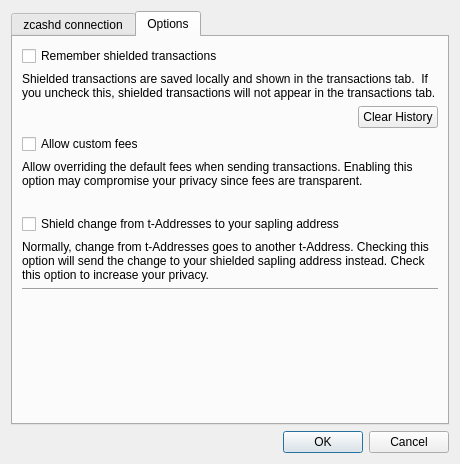
Above: src/settings.ui from z-bitcoinz/BitcoinZ_Blue before the change. Below: the same form after it.
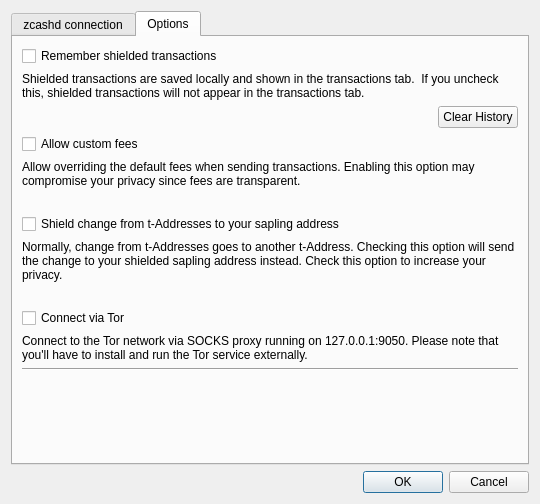
That is the form after the change. The open tabs and pages were chosen to show the change.

The edit to the form file:
```diff
--- a/src/settings.ui
+++ b/src/settings.ui
@@ -6,14 +6,14 @@
    <rect>
     <x>0</x>
     <y>0</y>
-    <width>460</width>
-    <height>464</height>
+    <width>540</width>
+    <height>504</height>
    </rect>
   </property>
   <property name="minimumSize">
    <size>
-    <width>460</width>
-    <height>464</height>
+    <width>540</width>
+    <height>500</height>
    </size>
   </property>
   <property name="windowTitle">
@@ -26,7 +26,7 @@
    <item>
     <widget class="QTabWidget" name="tabWidget">
      <property name="currentIndex">
-      <number>0</number>
+      <number>1</number>
      </property>
      <widget class="QWidget" name="tab">
       <attribute name="title">
@@ -145,10 +145,10 @@
        <string>Options</string>
       </attribute>
       <layout class="QGridLayout" name="gridLayout">
-       <item row="1" column="0" colspan="2">
-        <widget class="QLabel" name="label_5">
+       <item row="10" column="0" colspan="2">
+        <widget class="QLabel" name="lblTor">
          <property name="text">
-          <string>Shielded transactions are saved locally and shown in the transactions tab.  If you uncheck this, shielded transactions will not appear in the transactions tab.</string>
+          <string>Connect to the Tor network via SOCKS proxy running on 127.0.0.1:9050. Please note that you'll have to install and run the Tor service externally.</string>
          </property>
          <property name="wordWrap">
           <bool>true</bool>
@@ -162,6 +162,16 @@
          </property>
         </widget>
        </item>
+       <item row="1" column="0" colspan="2">
+        <widget class="QLabel" name="label_5">
+         <property name="text">
+          <string>Shielded transactions are saved locally and shown in the transactions tab.  If you uncheck this, shielded transactions will not appear in the transactions tab.</string>
+         </property>
+         <property name="wordWrap">
+          <bool>true</bool>
+         </property>
+        </widget>
+       </item>
        <item row="2" column="0">
         <spacer name="horizontalSpacer">
          <property name="orientation">
@@ -182,26 +192,6 @@
          </property>
         </widget>
        </item>
-       <item row="8" column="0" colspan="2">
-        <widget class="Line" name="line_2">
-         <property name="orientation">
-          <enum>Qt::Horizontal</enum>
-         </property>
-        </widget>
-       </item>
-       <item row="9" column="0" colspan="2">
-        <spacer name="verticalSpacer_2">
-         <property name="orientation">
-          <enum>Qt::Vertical</enum>
-         </property>
-         <property name="sizeHint" stdset="0">
-          <size>
-           <width>20</width>
-           <height>40</height>
-          </size>
-         </property>
-        </spacer>
-       </item>
        <item row="3" column="0">
         <widget class="QCheckBox" name="chkCustomFees">
          <property name="text">
@@ -209,16 +199,6 @@
          </property>
         </widget>
        </item>
-       <item row="4" column="0" colspan="2">
-        <widget class="QLabel" name="label_6">
-         <property name="text">
-          <string>Allow overriding the default fees when sending transactions. Enabling this option may compromise your privacy since fees are transparent. </string>
-         </property>
-         <property name="wordWrap">
-          <bool>true</bool>
-         </property>
-        </widget>
-       </item>
        <item row="7" column="0" colspan="2">
         <widget class="QLabel" name="label_7">
          <property name="text">
@@ -229,6 +209,36 @@
          </property>
         </widget>
        </item>
+       <item row="11" column="0" colspan="2">
+        <widget class="Line" name="line_2">
+         <property name="orientation">
+          <enum>Qt::Horizontal</enum>
+         </property>
+        </widget>
+       </item>
+       <item row="12" column="0" colspan="2">
+        <spacer name="verticalSpacer_2">
+         <property name="orientation">
+          <enum>Qt::Vertical</enum>
+         </property>
+         <property name="sizeHint" stdset="0">
+          <size>
+           <width>20</width>
+           <height>40</height>
+          </size>
+         </property>
+        </spacer>
+       </item>
+       <item row="4" column="0" colspan="2">
+        <widget class="QLabel" name="label_6">
+         <property name="text">
+          <string>Allow overriding the default fees when sending transactions. Enabling this option may compromise your privacy since fees are transparent. </string>
+         </property>
+         <property name="wordWrap">
+          <bool>true</bool>
+         </property>
+        </widget>
+       </item>
        <item row="6" column="0" colspan="2">
         <widget class="QCheckBox" name="chkAutoShield">
          <property name="text">
@@ -243,6 +253,20 @@
          </property>
         </widget>
        </item>
+       <item row="9" column="0">
+        <widget class="QCheckBox" name="chkTor">
+         <property name="text">
+          <string>Connect via Tor</string>
+         </property>
+        </widget>
+       </item>
+       <item row="8" column="0">
+        <widget class="QLabel" name="label_10">
+         <property name="text">
+          <string notr="true"/>
+         </property>
+        </widget>
+       </item>
       </layout>
      </widget>
     </widget>
```
